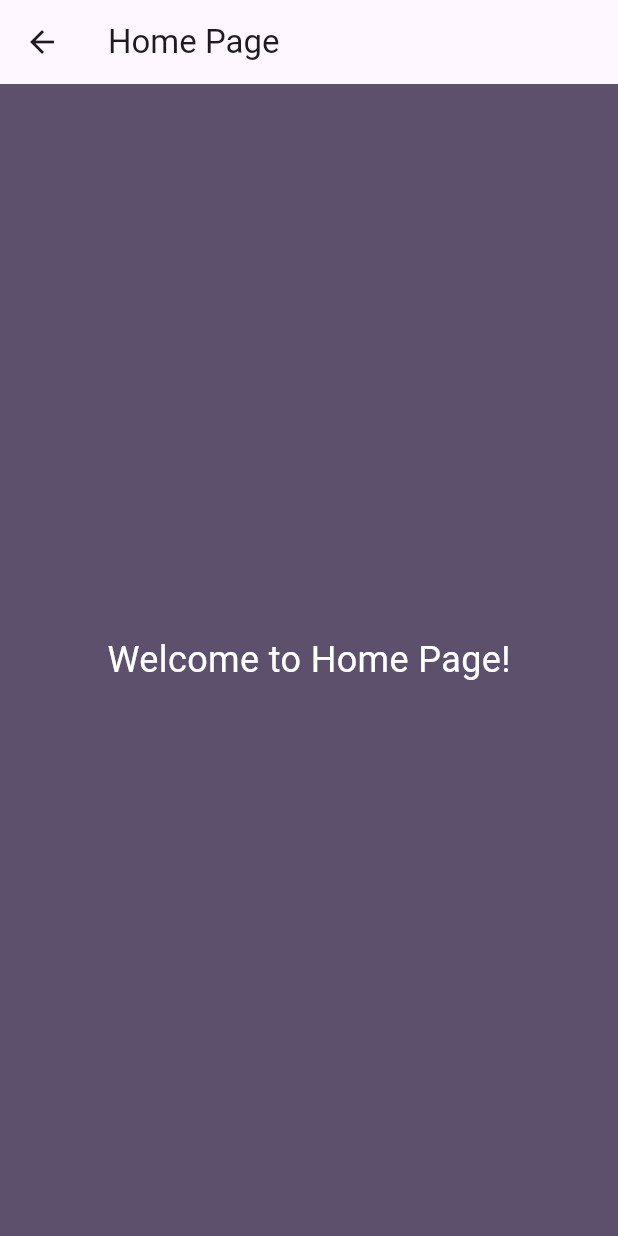
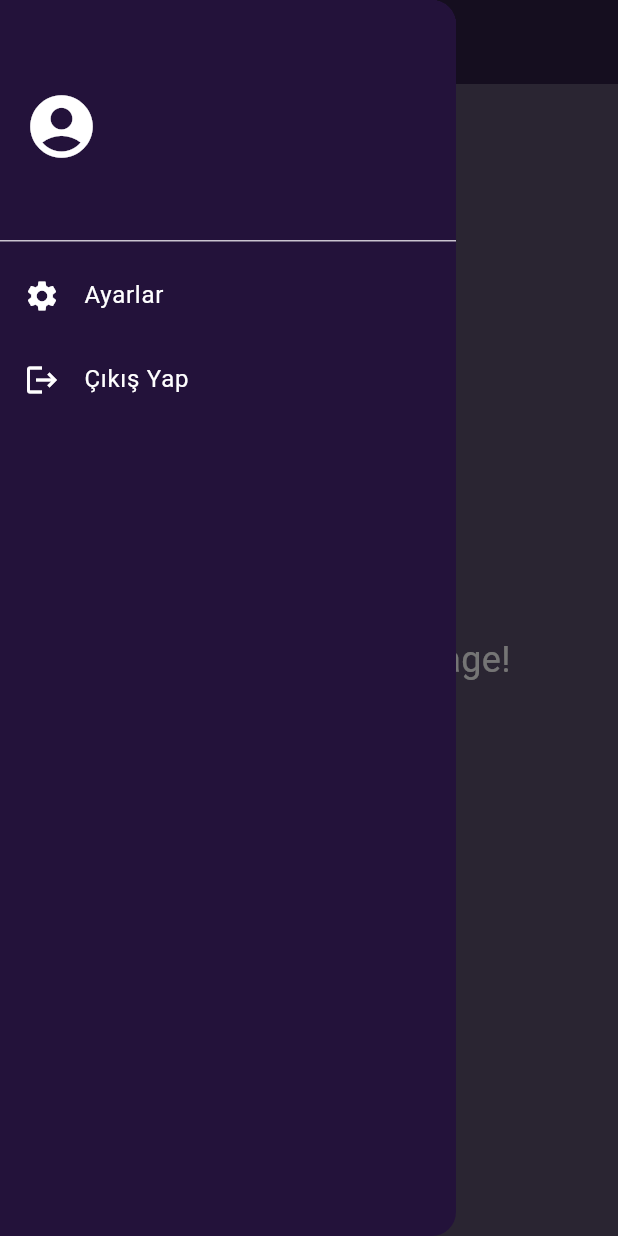
Before and after one commit to halitcanar/flutter_firebase, a Flutter app: the HomePage screen opened by its route, with the side drawer open (before the commit the screen has no drawer), on a phone screen of 412 x 824 dp. Run offline on Flutter 3.47's test engine with Material 3 defaults, Android fonts, the phone set to English and light mode, and no system bars; our stand-ins replace firebase_auth, firebase_core; accounts and stored records are empty.

Commit message:
Refactor HomePage to StatefulWidget and enhance user profile display; update SignIn and SignUp titles for clarity.

```diff
--- a/lib/pages/home_page.dart
+++ b/lib/pages/home_page.dart
@@ -2,22 +2,132 @@ import 'package:flutter/material.dart';
 import 'package:firebase_auth/firebase_auth.dart';
 import 'package:learn_flutter_firebase/widgets/custom_text_button.dart';
 
-class HomePage extends StatelessWidget {
+class HomePage extends StatefulWidget {
   const HomePage({super.key});
+
+  @override
+  State<HomePage> createState() => _HomePageState();
+}
+
+class _HomePageState extends State<HomePage> {
+  // Constants
+  static const _primaryPurple = Color.fromARGB(183, 28, 11, 51);
+  static const _darkPurple = Color.fromARGB(255, 35, 18, 58);
+  static const _textColor = Colors.white;
+
+  final GlobalKey<ScaffoldState> _scaffoldKey = GlobalKey<ScaffoldState>();
+
+  // Get user display name or email
+  String get _userDisplayText =>
+    FirebaseAuth.instance.currentUser?.displayName ??
+    FirebaseAuth.instance.currentUser?.email ??
+    'Misafir';
 
   @override
   Widget build(BuildContext context) {
     return Scaffold(
-      appBar: AppBar(
-        title: const Text('Home Page'),
-      ),
-      body: const Center(
-        child: Text('Welcome to Home Page!',
-            style: TextStyle(
-              fontSize: 24,
-              color: Colors.white,
-            )),
-        ),
+      key: _scaffoldKey,
+      appBar: _buildAppBar(),
+      body: _buildBody(),
+      drawer: _buildDrawer(),
     );
   }
+
+  AppBar _buildAppBar() {
+    return AppBar(
+      backgroundColor: _primaryPurple,
+      titleSpacing: 0,
+      automaticallyImplyLeading: false,
+      title: Padding(
+        padding: const EdgeInsets.symmetric(horizontal: 20),
+        child: GestureDetector(
+          onTap: () => _scaffoldKey.currentState?.openDrawer(),
+          child: _buildUserProfileRow(iconSize: 30),
+        ),
+      ),
+    );
+  }
+
+  Widget _buildBody() {
+    return const Center(
+      child: Text(
+        'Welcome to Home Page!',
+        style: TextStyle(fontSize: 24, color: _textColor),
+      ),
+    );
+  }
+
+  Widget _buildUserProfileRow({required double iconSize}) {
+    return Row(
+      children: [
+        Icon(
+          Icons.account_circle,
+          color: _textColor,
+          size: iconSize,
+        ),
+        const SizedBox(width: 12),
+        Expanded(
+          child: Text(
+            _userDisplayText,
+            style: const TextStyle(
+              fontSize: 16,
+              color: _textColor,
+            ),
+            overflow: TextOverflow.ellipsis,
+          ),
+        ),
+      ],
+    );
+  }
+
+  Widget _buildDrawer() {
+    return Drawer(
+      backgroundColor: _darkPurple,
+      child: ListView(
+        physics: const BouncingScrollPhysics(),
+        padding: EdgeInsets.zero,
+        children: [
+          _buildDrawerHeader(),
+          _buildSettingsListTile(),
+          _buildLogoutListTile(),
+        ],
+      ),
+    );
+  }
+
+  Widget _buildDrawerHeader() {
+    return DrawerHeader(
+      decoration: const BoxDecoration(color: _darkPurple),
+      child: _buildUserProfileRow(iconSize: 50),
+    );
+  }
+
+  Widget _buildSettingsListTile() {
+    return ListTile(
+      leading: const Icon(
+        Icons.settings,
+        color: _textColor,
+      ),
+      title: const Text('Ayarlar', style: TextStyle(color: _textColor)),
+      onTap: () {
+        // Navigate to settings page
+        Navigator.pushNamed(context, '/settings');
+      },
+    );
+  }
+
+  Widget _buildLogoutListTile() {
+    return ListTile(
+      leading: const Icon(Icons.logout, color: _textColor),
+      title: const Text('Çıkış Yap', style: TextStyle(color: _textColor)),
+      onTap: _handleLogout,
+    );
+  }
+
+  Future<void> _handleLogout() async {
+    await FirebaseAuth.instance.signOut();
+    if (context.mounted) {
+      Navigator.of(context).pushReplacementNamed('/sign-in');
+    }
+  }
 }
--- a/lib/pages/sign_in.dart
+++ b/lib/pages/sign_in.dart
@@ -45,14 +45,25 @@ class _SignInPageState extends State<SignInPage> {
                     _gap(height: 60),
                     _buildSignInButton(context),
                     _gap(),
-                    CustomTextButton(onPressed: () {},
-                    buttonText: "Şifremi Unuttum",
-                    textColor: const Color.fromARGB(255, 255, 255, 255)),
-                    _gap(),
-                    CustomTextButton(onPressed: () => Navigator.pushNamed(context, "/sign-up"),
-                    buttonText: "Henüz Hesabım Yok",
-                    textColor: const Color.fromARGB(255, 255, 255, 255)),
-                    _gap(),
+                    Row(
+                      mainAxisAlignment: MainAxisAlignment.center,
+                      children: [
+                        CustomTextButton(
+                          onPressed: () {},
+                          buttonText: "Şifremi Unuttum",
+                          textColor: const Color.fromARGB(255, 255, 255, 255)
+                        ),
+                        const Text(
+                          " / ",
+                          style: TextStyle(color: Colors.white),
+                        ),
+                        CustomTextButton(
+                          onPressed: () => Navigator.pushNamed(context, "/sign-up"),
+                          buttonText: "Henüz Hesabım Yok",
+                          textColor: const Color.fromARGB(255, 255, 255, 255)
+                        ),
+                      ],
+                    ),
                     CustomTextButton(onPressed:() async {
                       final result = await _authService.signInAnonymous();
 
@@ -91,7 +102,7 @@ class _SignInPageState extends State<SignInPage> {
 
   Widget _buildTitle() {
     return const Text(
-      "Merhaba \nKullanıcı Adı",
+      "Merhaba, \nHadi Giriş Yapalım",
       style: TextStyle(
         fontSize: 30,
         fontWeight: FontWeight.bold,
--- a/lib/pages/sign_up.dart
+++ b/lib/pages/sign_up.dart
@@ -73,7 +73,7 @@ class _SignUpPageState extends State<SignUpPage> {
 
   Widget _buildTitle() {
     return const Text(
-      "Hadi Gel \nKayıt Olalım",
+      "Merhaba, \nHadi Kayıt Olalım",
       style: TextStyle(
         fontSize: 30,
         fontWeight: FontWeight.bold,
```
